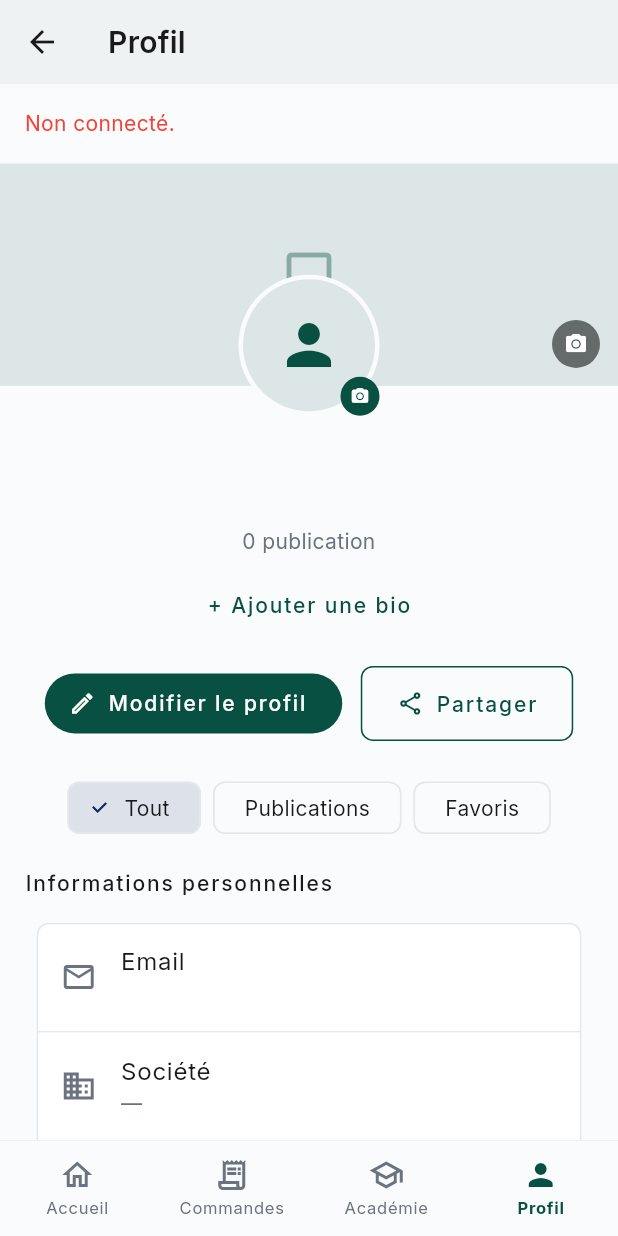
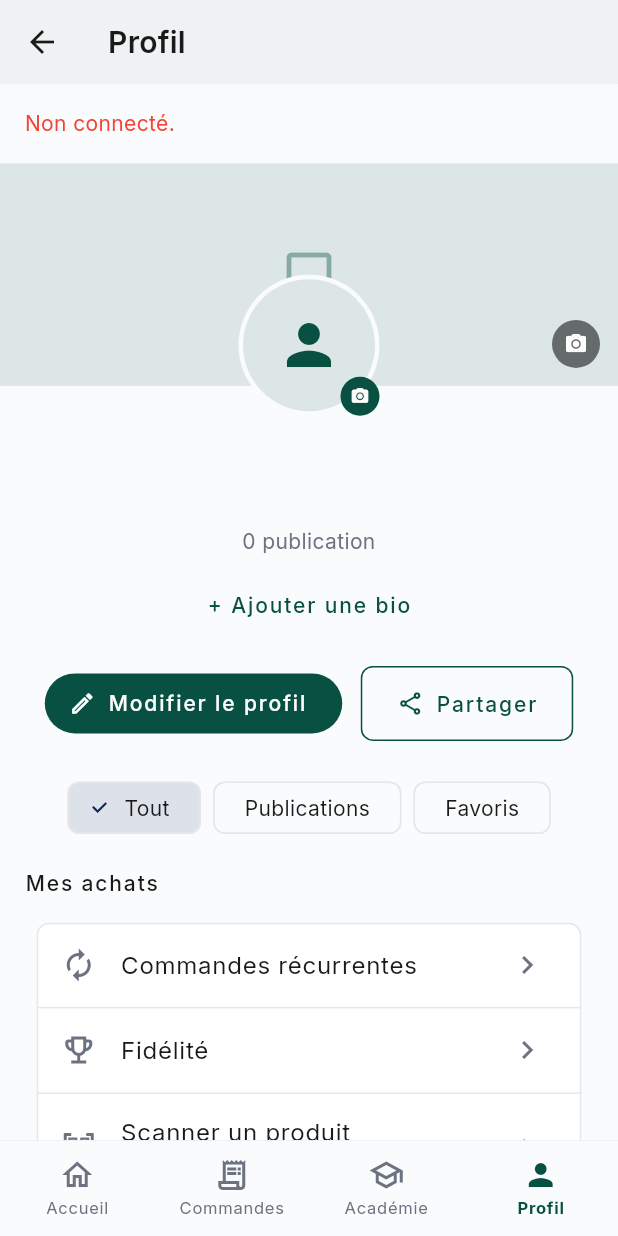
Before and after one commit to Anju-codermad/AkoraHub-app, a Flutter app: the ClientHome screen opened by its route, item 4 of the bottom bar chosen, on a phone screen of 412 x 824 dp. Run offline on Flutter 3.47's test engine with Material 3 defaults, Android fonts, the phone set to English and light mode, and no system bars; our stand-ins replace audioplayers, cached_network_image, connectivity_plus, file_picker, firebase_core, firebase_messaging and 19 more; missing offline and left inert: agora_rtc_engine, mobile_scanner, record, screen_protector; accounts and stored records are empty.

Commit message:
Profil client Lot 1 : nettoyage structurel (Informations personnelles, Mes achats, Assistance, Déconnexion)
Premier lot d'une refonte du Profil client en plusieurs étapes, pur
nettoyage sans nouvelle donnée : retire "Informations personnelles" de
la vue principale (déjà consultable via Modifier le profil, email
déplacé dans Paramètres), regroupe les achats sous un titre dédié
séparé de l'assistance (Messagerie renommée "Contacter l'équipe" pour
ne pas la confondre avec la messagerie entre clients de la Communauté),
et déplace la Déconnexion uniquement dans Paramètres.

- profile_tab.dart : réorganisation, société affichée dans l'en-tête,
  onLogout retiré (plus nécessaire).
- settings_screen.dart : carte Compte (email) + carte Déconnexion
  autonome.
- client_home.dart : simplifié en conséquence.

```diff
--- a/lib/presentation/client_home/profile_tab.dart
+++ b/lib/presentation/client_home/profile_tab.dart
@@ -7,7 +7,6 @@ import 'package:geolocator/geolocator.dart';
 import 'package:image_picker/image_picker.dart';
 import 'package:share_plus/share_plus.dart';
 import 'package:sizer/sizer.dart';
-import 'package:supabase_flutter/supabase_flutter.dart' show User;
 
 import '../../core/supabase/supabase_config.dart';
 import 'chat_screen.dart';
@@ -27,9 +26,7 @@ import 'wall/wall_tab.dart';
 /// (nombre de publications, catégories favorites déduites des favoris,
 /// partage des coordonnées). Voir PROJECT_CONTEXT.md Phase 20.
 class ProfileTab extends ConsumerStatefulWidget {
-  final VoidCallback onLogout;
-
-  const ProfileTab({super.key, required this.onLogout});
+  const ProfileTab({super.key});
 
   @override
   ConsumerState<ProfileTab> createState() => _ProfileTabState();
@@ -238,7 +235,6 @@ class _ProfileTabState extends ConsumerState<ProfileTab> {
     final profile = _profile ?? {};
     final fullName = profile['full_name'] as String?;
     final companyName = profile['company_name'] as String?;
-    final phone = profile['phone'] as String?;
     final location = profile['location'] as String?;
     final avatarUrl = profile['avatar_url'] as String?;
     final coverUrl = profile['cover_url'] as String?;
@@ -277,6 +273,13 @@ class _ProfileTabState extends ConsumerState<ProfileTab> {
                       ?.copyWith(fontWeight: FontWeight.w600),
                   textAlign: TextAlign.center,
                 ),
+                if (companyName != null && companyName.trim().isNotEmpty)
+                  Text(
+                    companyName,
+                    style: theme.textTheme.bodyMedium
+                        ?.copyWith(color: theme.colorScheme.outline),
+                    textAlign: TextAlign.center,
+                  ),
                 SizedBox(height: 0.5.h),
                 Text(
                   joinYear != null
@@ -336,8 +339,7 @@ class _ProfileTabState extends ConsumerState<ProfileTab> {
                 _buildTabSelector(theme),
                 SizedBox(height: 2.h),
                 if (_selectedTab == 0)
-                  _buildAllTabContent(
-                      theme, user, companyName, phone, location, sector)
+                  _buildAllTabContent(theme)
                 else if (_selectedTab == 1)
                   _buildPublicationsPreview(theme)
                 else
@@ -471,78 +473,25 @@ class _ProfileTabState extends ConsumerState<ProfileTab> {
     );
   }
 
-  Widget _buildAllTabContent(
-    ThemeData theme,
-    User? user,
-    String? companyName,
-    String? phone,
-    String? location,
-    String? sector,
-  ) {
+  /// Lot 1 (03/08) de la refonte du Profil — nettoyage structurel :
+  /// "Informations personnelles" (Email/Société/Téléphone/Localisation)
+  /// retiré de cette vue, déjà consultable/modifiable via "Modifier le
+  /// profil" (société également affichée dans l'en-tête) et Email
+  /// affiché dans Paramètres → Compte. Les achats (Commandes
+  /// récurrentes/Fidélité/Scanner) sont regroupés sous un titre dédié,
+  /// séparés de l'assistance (Messagerie, renommée "Contacter l'équipe"
+  /// pour ne pas la confondre avec la messagerie entre clients de la
+  /// Communauté — voir PROJECT_CONTEXT.md). Déconnexion retirée d'ici,
+  /// désormais uniquement dans Paramètres.
+  Widget _buildAllTabContent(ThemeData theme) {
     return Column(
       children: [
         Align(
           alignment: Alignment.centerLeft,
-          child: Text('Informations personnelles',
-              style: theme.textTheme.labelLarge),
+          child:
+              Text('Mes achats', style: theme.textTheme.labelLarge),
         ),
         SizedBox(height: 1.h),
-        Card(
-          child: Column(
-            children: [
-              ListTile(
-                leading: const Icon(Icons.email_outlined),
-                title: const Text('Email'),
-                subtitle: Text(user?.email ?? '—'),
-              ),
-              const Divider(height: 1),
-              ListTile(
-                leading: const Icon(Icons.business_outlined),
-                title: const Text('Société'),
-                subtitle: Text(
-                  (companyName == null || companyName.trim().isEmpty)
-                      ? '—'
-                      : companyName,
-                ),
-              ),
-              const Divider(height: 1),
-              ListTile(
-                leading: const Icon(Icons.phone_outlined),
-                title: const Text('Téléphone'),
-                subtitle: Text(
-                  (phone == null || phone.trim().isEmpty) ? '—' : phone,
-                ),
-              ),
-              const Divider(height: 1),
-              ListTile(
-                leading: const Icon(Icons.location_on_outlined),
-                title: const Text('Localisation'),
-                subtitle: Text(
-                  (location == null || location.trim().isEmpty)
-                      ? '—'
-                      : location,
-                ),
-              ),
-            ],
-          ),
-        ),
-        if (_favoriteCategories.isNotEmpty) ...[
-          SizedBox(height: 2.h),
-          Align(
-            alignment: Alignment.centerLeft,
-            child: Text('Catégories favorites',
-                style: theme.textTheme.labelLarge),
-          ),
-          SizedBox(height: 1.h),
-          Wrap(
-            spacing: 8,
-            runSpacing: 8,
-            children: [
-              for (final cat in _favoriteCategories) Chip(label: Text(cat)),
-            ],
-          ),
-        ],
-        SizedBox(height: 2.h),
         Card(
           child: Column(
             children: [
@@ -565,14 +514,6 @@ class _ProfileTabState extends ConsumerState<ProfileTab> {
               ),
               const Divider(height: 1),
               ListTile(
-                leading: const Icon(Icons.chat_bubble_outline),
-                title: const Text('Messagerie'),
-                trailing: const Icon(Icons.chevron_right),
-                onTap: () => Navigator.push(context,
-                    MaterialPageRoute(builder: (_) => const ChatScreen())),
-              ),
-              const Divider(height: 1),
-              ListTile(
                 leading: const Icon(Icons.qr_code_scanner),
                 title: const Text('Scanner un produit'),
                 subtitle: const Text('Vérifier la traçabilité d\'un lot'),
@@ -582,23 +523,48 @@ class _ProfileTabState extends ConsumerState<ProfileTab> {
             ],
           ),
         ),
+        if (_favoriteCategories.isNotEmpty) ...[
+          SizedBox(height: 2.h),
+          Align(
+            alignment: Alignment.centerLeft,
+            child: Text('Catégories favorites',
+                style: theme.textTheme.labelLarge),
+          ),
+          SizedBox(height: 1.h),
+          Wrap(
+            spacing: 8,
+            runSpacing: 8,
+            children: [
+              for (final cat in _favoriteCategories) Chip(label: Text(cat)),
+            ],
+          ),
+        ],
+        SizedBox(height: 2.h),
+        Align(
+          alignment: Alignment.centerLeft,
+          child: Text('Assistance', style: theme.textTheme.labelLarge),
+        ),
+        SizedBox(height: 1.h),
+        Card(
+          child: ListTile(
+            leading: const Icon(Icons.chat_bubble_outline),
+            title: const Text('Contacter l\'équipe'),
+            subtitle: const Text('Messagerie avec le support AkoraHub'),
+            trailing: const Icon(Icons.chevron_right),
+            onTap: () => Navigator.push(context,
+                MaterialPageRoute(builder: (_) => const ChatScreen())),
+          ),
+        ),
         SizedBox(height: 2.h),
         Card(
           child: ListTile(
             leading: const Icon(Icons.settings_outlined),
             title: const Text('Paramètres'),
-            subtitle: const Text('Notifications, langue, sécurité, aide'),
+            subtitle: const Text('Compte, notifications, langue, sécurité, aide'),
             trailing: const Icon(Icons.chevron_right),
             onTap: () => Navigator.push(context,
                 MaterialPageRoute(builder: (_) => const SettingsScreen())),
           ),
-        ),
-        SizedBox(height: 1.h),
-        ListTile(
-          leading: const Icon(Icons.logout, color: Colors.red),
-          title:
-              const Text('Déconnexion', style: TextStyle(color: Colors.red)),
-          onTap: widget.onLogout,
         ),
       ],
     );
```
Also changed, not shown: lib/presentation/client_home/client_home.dart (+1 -14 lines), lib/presentation/client_home/settings/settings_screen.dart (+56 -0 lines), 1 other file.
